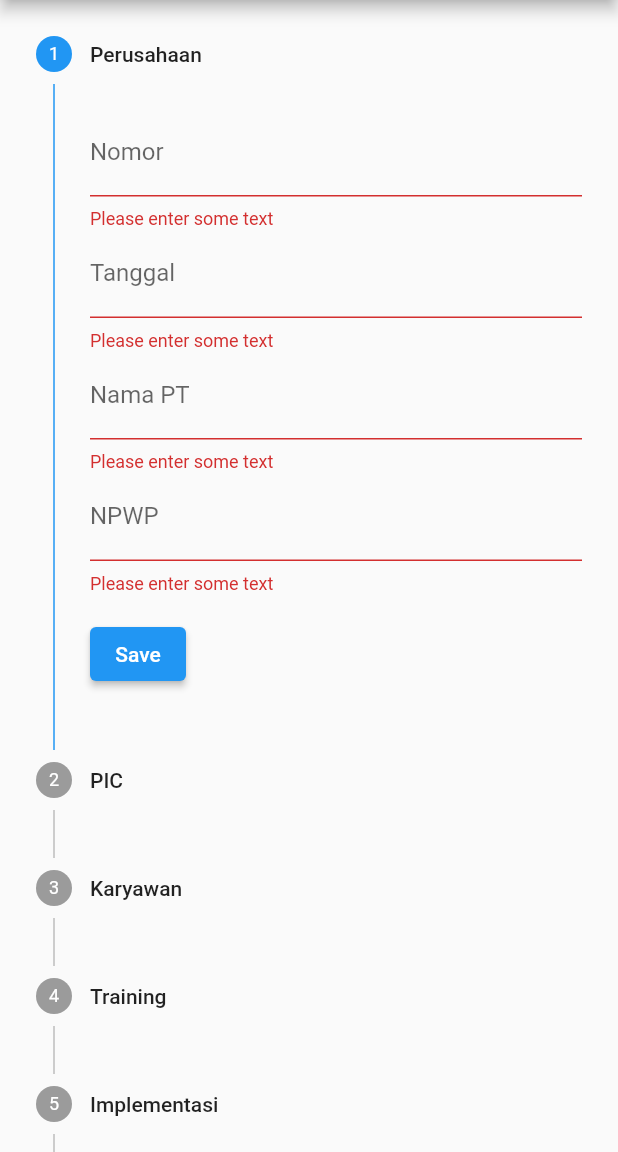
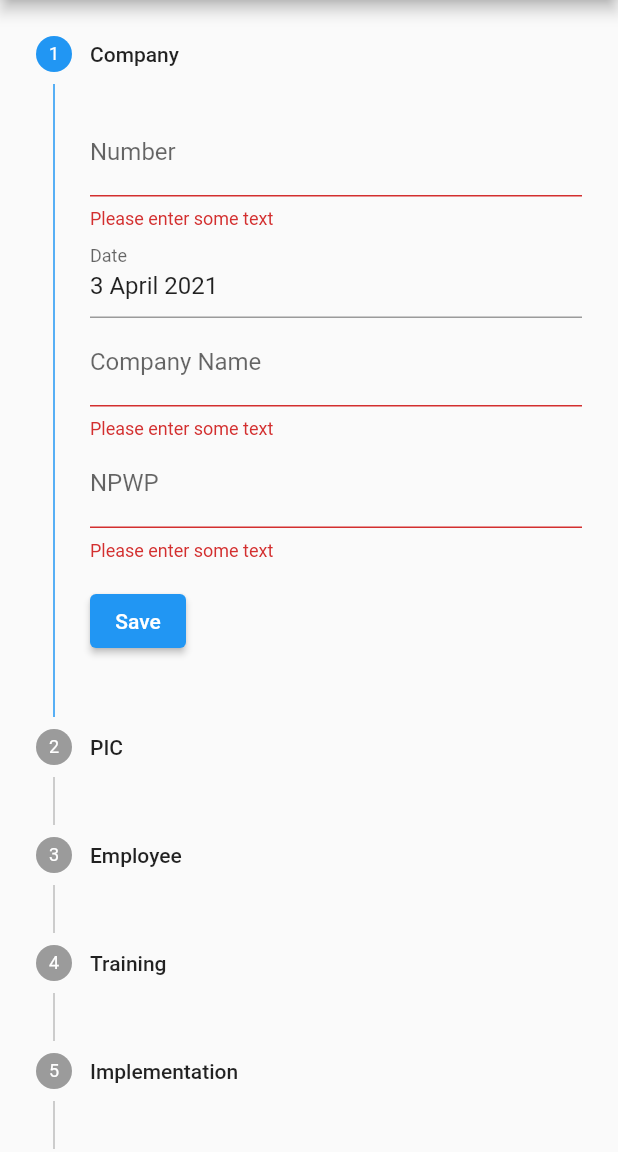
Before and after one commit to wiztensai/pricelist-report-flutter, a Flutter app: the screen it shows after launch, after a tap on "Save", on a phone screen of 412 x 824 dp, the part 84-1236 px from its top. Run offline on Flutter 3.47's test engine with Material 2 defaults, Android fonts, the phone set to English and light mode, and no system bars; our stand-ins replace fluttertoast, pdf; missing offline and left inert: flutter_email_sender, flutter_full_pdf_viewer.

Commit message:
naming normalization

```diff
--- a/lib/app.dart
+++ b/lib/app.dart
@@ -9,6 +9,7 @@ class MyApp extends StatelessWidget {
   @override
   Widget build(BuildContext context) {
     return MaterialApp(
+      debugShowCheckedModeBanner: false,
       title: 'Pricelist Report',
       theme: ThemeData(
         primarySwatch: Colors.blue,
--- a/lib/helper/helper_formula.dart
+++ b/lib/helper/helper_formula.dart
@@ -43,10 +43,24 @@ int finalPrice(int firstPrice, int diskon) {
   }
 }
 
-String currencyFormat(int number) {
+String currencyFormat(int number, {bool noPrefix=false}) {
   if(number != null && number != 0) {
     var f = NumberFormat("#,##0").format(number);
-    return "IDR. "+f.toString();
+
+    if(noPrefix) {
+      return f.toString();
+    } else {
+      return "IDR. "+f.toString();
+    }
+  } else {
+    return "-";
+  }
+}
+
+String discountFormat(int number) {
+  if(number != null && number != 0) {
+    var f = NumberFormat("#,##0").format(number);
+    return "${f.toString()} %";
   } else {
     return "-";
   }
--- a/lib/mpdf/report_pdf.dart
+++ b/lib/mpdf/report_pdf.dart
@@ -5,9 +5,29 @@ import 'package:pdf/widgets.dart';
 import 'package:path_provider/path_provider.dart';
 import 'package:flutter/material.dart' as material;
 import 'package:price_report/model_pricedata.dart';
+import 'package:price_report/helper/helper_formula.dart';
+import 'file:///C:/Users/jetwiz/Documents/Flutter%20Project/price_report/lib/lang/mlocalization.dart';
 
-reportView(context, ModelPriceData data) async {
+reportView(context, ModelPriceData data, String languageCode) async {
   final Document pdf = Document();
+  MLocalizations lang = MLocalizations(material.Locale(languageCode));
+
+  // jika ada keterangan muncul, jika tidak ada, maka field/tempat keterangannya hilang
+  _ket(String key, String value) {
+    if(value.isNotEmpty) {
+      return key+": "+value;
+    } else {
+      return "";
+    }
+  }
+
+  _val(String value) {
+    if(value.isNotEmpty) {
+      return value;
+    } else {
+      return "-";
+    }
+  }
 
   pdf.addPage(Page(
       pageFormat: PdfPageFormat.a4,
@@ -17,44 +37,50 @@ reportView(context, ModelPriceData data) async {
           mainAxisAlignment: MainAxisAlignment.start,
 
           children: [
-            Header(level: 0, text: 'Pricelist Report'),
-            Text("Nomor: ${data.nomor}"),
-            Text("Tanggal: ${data.tanggal}"),
-            Text("Nama PT: ${data.namaPT}"),
-            Text("NPWP: ${data.npwp}"),
+            Header(level: 0, text: '${lang.x("Pricelist Report")}'),
+            Text("${lang.x("Nomor")}: ${_val(data.nomor)}"),
+            Text("${lang.x("Tanggal")}: ${_val(data.tanggal)}"),
+            Text("${lang.x("Nama PT")}: ${_val(data.namaPT)}"),
+            Text("${lang.x("NPWP")}: ${_val(data.npwp)}"),
 
             Padding(padding: const EdgeInsets.all(10)),
-            Text("PIC User: ${data.picUser}"),
-            Text("PIC Position: ${data.picPosition}"),
-            Text("Contact: ${data.contact}"),
-            Text("Email: ${data.email}"),
-            Text("Billing PIC: ${data.billingPic}"),
-            Text("Billing Address: ${data.billingAddress}"),
-            Text("Billing Contact: ${data.billingContact}"),
-            Text("Billing Email: ${data.billingEmail}"),
+            Text("${lang.x("PIC User")}: ${_val(data.picUser)}"),
+            Text("${lang.x("PIC Position")}: ${_val(data.picPosition)}"),
+            Text("${lang.x("Contact")}: ${_val(data.contact)}"),
+            Text("${lang.x("Email")}: ${_val(data.email)}"),
+            Text("${lang.x("Billing PIC")}: ${_val(data.billingPic)}"),
+            Text("${lang.x("Billing Address")}: ${_val(data.billingAddress)}"),
+            Text("${lang.x("Billing Contact")}: ${_val(data.billingContact)}"),
+            Text("${lang.x("Billing Email")}: ${_val(data.billingEmail)}"),
 
             Padding(padding: const EdgeInsets.all(10)),
-            Text("Total Employee: ${data.totalEmployee}"),
-            Text("Diskon Employee: ${data.diskonEmployee}"),
-            Text("Keterangan 1: ${data.ket1}"),
+            Text("${lang.x("Total Employee")}e: ${currencyFormat(data.totalEmployee, noPrefix: true)}"),
+            Text("${lang.x("Diskon Employee")}: ${discountFormat(data.diskonEmployee)}"),
+            Text("${lang.x("Total Harga")}: ${currencyFormat(data.allEmployeePrice)}"),
+            Text("${lang.x("Harga Per-karyawan")}: ${currencyFormat(data.pricePerEmployee)}"),
+            Text("${lang.x("Harga Setelah Diskon")}: ${currencyFormat(data.afterDiscEmployee)}"),
+            Text("${_ket(lang.x("Keterangan 1"), data.ket1)}"),
 
             Padding(padding: const EdgeInsets.all(10)),
-            Text("Harga Training: ${data.hargaTraining}"),
-            Text("Diskon Training: ${data.diskonTraining}"),
-            Text("Keterangan 2: ${data.ket2}"),
+            Text("${lang.x("Harga Training")}: ${currencyFormat(data.hargaTraining)}"),
+            Text("${lang.x("Diskon Training")}: ${discountFormat(data.diskonTraining)}"),
+            Text("${lang.x("Harga Setelah Diskon")}: ${currencyFormat(data.afterDiscTraining)}"),
+            Text("${_ket(lang.x("Keterangan 2"), data.ket2)}"),
 
             Padding(padding: const EdgeInsets.all(10)),
-            Text("Harga Implementasi: ${data.hargaImplementasi}"),
-            Text("Diskon Implementasi: ${data.diskonImplementasi}"),
-            Text("Keterangan 3: ${data.ket3}"),
+            Text("${lang.x("Harga Implementasi")}: ${currencyFormat(data.hargaImplementasi)}"),
+            Text("${lang.x("Diskon Implementasi")}: ${discountFormat(data.diskonImplementasi)}"),
+            Text("${lang.x("Harga Setelah Diskon")}: ${currencyFormat(data.afterDiscImplementasi)}"),
+            Text("${_ket(lang.x("Keterangan 3"), data.ket3)}"),
 
             Padding(padding: const EdgeInsets.all(10)),
-            Text("Harga Modifikasi: ${data.hargaModifikasi}"),
-            Text("Diskon Modifikasi: ${data.diskonModifikasi}"),
-            Text("Keterangan 4: ${data.ket4}"),
+            Text("${lang.x("Harga Modifikasi")}: ${currencyFormat(data.hargaModifikasi)}"),
+            Text("${lang.x("Diskon Modifikasi")}: ${discountFormat(data.diskonModifikasi)}"),
+            Text("${lang.x("Harga Setelah Diskon")}: ${currencyFormat(data.afterDiscModifikasi)}"),
+            Text("${_ket(lang.x("Keterangan 4"), data.ket4)}"),
 
             Padding(padding: const EdgeInsets.all(10)),
-            Text("Email Sales: ${data.emailSales}"),
+            Text("${lang.x("Email Sales")}: ${_val(data.emailSales)}"),
           ]
         ); // Center
       }));
@@ -66,7 +92,7 @@ reportView(context, ModelPriceData data) async {
   await file.writeAsBytes(pdf.save());
   material.Navigator.of(context).push(
     material.MaterialPageRoute(
-      builder: (_) => PdfViewerPage(path: path, data: data),
+      builder: (_) => PdfViewerPage(path: path, data: data, languageCode: languageCode),
     ),
   );
 }
--- a/lib/page_form.dart
+++ b/lib/page_form.dart
@@ -24,20 +24,18 @@ List<GlobalKey<FormState>> formKeys = [
   GlobalKey<FormState>()
 ];
 
-var priceData = ModelPriceData();
-
 class _PageFormState extends State<PageForm> {
   int _currentStep = 0;
   bool complete = false;
-  static const String _currency = "IDR. ";
+  ModelPriceData priceData = ModelPriceData();
 
   List<Map<String, StepState>> stepStates = [
-    {"Perusahaan": StepState.indexed},
+    {"Company": StepState.indexed},
     {"PIC": StepState.indexed},
-    {"Karyawan": StepState.indexed},
+    {"Employee": StepState.indexed},
     {"Training": StepState.indexed},
-    {"Implementasi": StepState.indexed},
-    {"Modifikasi": StepState.indexed},
+    {"Implementation": StepState.indexed},
+    {"Modification": StepState.indexed},
     {"Email Sales": StepState.indexed}
   ];
 
@@ -53,11 +51,37 @@ class _PageFormState extends State<PageForm> {
     setState(() => _currentStep = step);
   }
 
-  TextEditingController totalEmployeeController = TextEditingController(text: notNull_Int(priceData.totalEmployee));
+  TextEditingController totalEmployeeController;
+  TextEditingController tanggalController;
+
+  DateTime selectedDate = DateTime.now();
+
+  _selectDate(BuildContext context) async {
+    final DateTime picked = await showDatePicker(
+      context: context,
+      initialDate: selectedDate,
+      firstDate: DateTime(2000),
+      lastDate: DateTime(2025),
+    );
+    if (picked != null && picked != selectedDate)
+      setState(() {
+        selectedDate = picked;
+        tanggalController.text = _formatDate(selectedDate);
+      });
+  }
+
+  String _formatDate(DateTime dt) {
+    return DateFormat('d MMMM yyyy').format(dt);
+  }
 
   @override
   void initState() {
     super.initState();
+    priceData.tanggal = _formatDate(selectedDate);
+
+    totalEmployeeController =
+        TextEditingController(text: notNull_Int(priceData.totalEmployee));
+    tanggalController = TextEditingController(text: priceData.tanggal);
   }
 
   @override
@@ -66,14 +90,14 @@ class _PageFormState extends State<PageForm> {
       Step(
           state: stepStates[0].values.single,
           isActive: _currentStep == 0,
-          title: const Text("Perusahaan"),
+          title: const Text("Company"),
           content: Form(
             key: formKeys[0],
             child: Column(
               children: <Widget>[
                 TextFormField(
                     initialValue: priceData.nomor,
-                    decoration: InputDecoration(labelText: 'Nomor'),
+                    decoration: InputDecoration(labelText: 'Number'),
                     validator: (value) {
                       if (value == null || value.isEmpty) {
                         return 'Please enter some text';
@@ -86,8 +110,12 @@ class _PageFormState extends State<PageForm> {
                       FilteringTextInputFormatter.digitsOnly
                     ]),
                 TextFormField(
-                    initialValue: priceData.tanggal,
-                    decoration: InputDecoration(labelText: 'Tanggal'),
+                    onTap: () {
+                      _selectDate(context);
+                    },
+                    readOnly: true,
+                    controller: tanggalController,
+                    decoration: InputDecoration(labelText: 'Date'),
                     validator: (value) {
                       if (value == null || value.isEmpty) {
                         return 'Please enter some text';
@@ -97,7 +125,7 @@ class _PageFormState extends State<PageForm> {
                     }),
                 TextFormField(
                     initialValue: priceData.namaPT,
-                    decoration: InputDecoration(labelText: 'Nama PT'),
+                    decoration: InputDecoration(labelText: 'Company Name'),
                     validator: (value) {
                       if (value == null || value.isEmpty) {
                         return 'Please enter some text';
@@ -226,7 +254,7 @@ class _PageFormState extends State<PageForm> {
       Step(
           state: stepStates[2].values.single,
           isActive: _currentStep == 2,
-          title: const Text('Karyawan'),
+          title: const Text('Employee'),
           content: Form(
             key: formKeys[2],
             child: Column(
@@ -235,27 +263,29 @@ class _PageFormState extends State<PageForm> {
               children: <Widget>[
                 TextFormField(
                   controller: totalEmployeeController,
-                  decoration: InputDecoration(labelText: 'Total Employee'),
+                  decoration:
+                      InputDecoration(labelText: 'Total Employee (min. 25)'),
                   keyboardType: TextInputType.number,
                   inputFormatters: <TextInputFormatter>[
                     FilteringTextInputFormatter.digitsOnly,
                     CurrencyInputFormatter(),
                   ],
                   validator: (value) {
-                    if(value == null || value.isEmpty) {
-
+                    if (value == null || value.isEmpty) {
                       setState(() {
                         totalEmployeeController.text = "25";
                         priceData.totalEmployee = 25;
 
-                        priceData.pricePerEmployee = totalPerkaryawan(priceData.totalEmployee);
-                        priceData.allEmployeePrice = priceData.totalEmployee * priceData.pricePerEmployee;
+                        priceData.pricePerEmployee =
+                            totalPerkaryawan(priceData.totalEmployee);
+                        priceData.allEmployeePrice = priceData.totalEmployee *
+                            priceData.pricePerEmployee;
                       });
 
                       return 'Minimal 25 total karyawan';
                     } else {
                       int _value = clearCurrencyFormat(value);
-                      if(_value < 25) {
+                      if (_value < 25) {
                         setState(() {
                           totalEmployeeController.text = "25"; // force text
                         });
@@ -265,15 +295,18 @@ class _PageFormState extends State<PageForm> {
                       }
 
                       setState(() {
-                        priceData.pricePerEmployee = totalPerkaryawan(priceData.totalEmployee);
-                        priceData.allEmployeePrice = priceData.totalEmployee * priceData.pricePerEmployee;
+                        priceData.pricePerEmployee =
+                            totalPerkaryawan(priceData.totalEmployee);
+                        priceData.allEmployeePrice = priceData.totalEmployee *
+                            priceData.pricePerEmployee;
                       });
                     }
                   },
                 ),
                 TextFormField(
                   initialValue: notNull_Int(priceData.diskonEmployee),
-                  decoration: InputDecoration(labelText: 'Diskon Karyawan', suffixText: "%"),
+                  decoration: InputDecoration(
+                      labelText: 'Discount', suffixText: "%"),
                   keyboardType: TextInputType.number,
                   inputFormatters: <TextInputFormatter>[
                     FilteringTextInputFormatter.digitsOnly,
@@ -287,24 +320,29 @@ class _PageFormState extends State<PageForm> {
                     }
 
                     setState(() {
-                      priceData.afterDiscEmployee = finalPrice(priceData.allEmployeePrice, priceData.diskonEmployee);
+                      priceData.afterDiscEmployee = finalPrice(
+                          priceData.allEmployeePrice, priceData.diskonEmployee);
                     });
                   },
                 ),
                 TextFormField(
-                  decoration: InputDecoration(labelText: 'Keterangan 1'),
+                  decoration: InputDecoration(labelText: 'Additional Information 1'),
                 ),
                 Padding(
                   padding: EdgeInsets.fromLTRB(0, 16, 0, 8),
-                  child: Text("Harga: ${currencyFormat(priceData.allEmployeePrice)}", style: TextStyle()),
+                  child: Text(
+                      "Total Price: ${currencyFormat(priceData.allEmployeePrice)}",
+                      style: TextStyle()),
                 ),
                 Padding(
                   padding: EdgeInsets.fromLTRB(0, 8, 0, 8),
-                  child: Text("Harga Perkaryawan: ${currencyFormat(priceData.pricePerEmployee)}"),
+                  child: Text(
+                      "Price per-Employee: ${currencyFormat(priceData.pricePerEmployee)}"),
                 ),
                 Padding(
                   padding: EdgeInsets.fromLTRB(0, 8, 0, 0),
-                  child: Text("Setelah Diskon: ${currencyFormat(priceData.afterDiscEmployee)}"),
+                  child: Text(
+                      "Price after Discount: ${currencyFormat(priceData.afterDiscEmployee)}"),
                 ),
               ],
             ),
@@ -321,7 +359,8 @@ class _PageFormState extends State<PageForm> {
               children: <Widget>[
                 TextFormField(
                   initialValue: notNull_Int(priceData.hargaTraining),
-                  decoration: InputDecoration(labelText: 'Harga Training', prefixText: "IDR. "),
+                  decoration: InputDecoration(
+                      labelText: 'Training Price', prefixText: "IDR. "),
                   keyboardType: TextInputType.number,
                   inputFormatters: <TextInputFormatter>[
                     FilteringTextInputFormatter.digitsOnly,
@@ -338,7 +377,8 @@ class _PageFormState extends State<PageForm> {
                 ),
                 TextFormField(
                   initialValue: notNull_Int(priceData.diskonTraining),
-                  decoration: InputDecoration(labelText: 'Diskon Training', suffixText: "%"),
+                  decoration: InputDecoration(
+                      labelText: 'Discount', suffixText: "%"),
                   keyboardType: TextInputType.number,
                   inputFormatters: <TextInputFormatter>[
                     FilteringTextInputFormatter.digitsOnly,
@@ -352,15 +392,17 @@ class _PageFormState extends State<PageForm> {
                     }
 
                     setState(() {
-                      priceData.afterDiscTraining = finalPrice(priceData.hargaTraining, priceData.diskonTraining);
+                      priceData.afterDiscTraining = finalPrice(
+                          priceData.hargaTraining, priceData.diskonTraining);
                     });
                   },
                 ),
                 TextFormField(
-                  decoration: InputDecoration(labelText: 'Keterangan 2'),
+                  decoration: InputDecoration(labelText: 'Additional Information 2'),
                 ),
                 Padding(
-                  child: Text("Total Harga Training: ${currencyFormat(priceData.afterDiscTraining)}"),
+                  child: Text(
+                      "Total Training Price: ${currencyFormat(priceData.afterDiscTraining)}"),
                   padding: EdgeInsets.fromLTRB(0, 16, 0, 8),
                 )
               ],
@@ -369,7 +411,7 @@ class _PageFormState extends State<PageForm> {
       Step(
           state: stepStates[4].values.single,
           isActive: _currentStep == 4,
-          title: const Text('Implementasi'),
+          title: const Text('Implementation'),
           content: Form(
             key: formKeys[4],
             child: Column(
@@ -378,7 +420,8 @@ class _PageFormState extends State<PageForm> {
               children: <Widget>[
                 TextFormField(
                   initialValue: notNull_Int(priceData.hargaImplementasi),
-                  decoration: InputDecoration(labelText: 'Harga Implementasi', prefixText: "IDR. "),
+                  decoration: InputDecoration(
+                      labelText: 'Implementation Price', prefixText: "IDR. "),
                   keyboardType: TextInputType.number,
                   inputFormatters: <TextInputFormatter>[
                     FilteringTextInputFormatter.digitsOnly,
@@ -395,8 +438,8 @@ class _PageFormState extends State<PageForm> {
                 ),
                 TextFormField(
                   initialValue: notNull_Int(priceData.diskonImplementasi),
-                  decoration:
-                      InputDecoration(labelText: 'Diskon Implementation', suffixText: "%"),
+                  decoration: InputDecoration(
+                      labelText: 'Discount', suffixText: "%"),
                   keyboardType: TextInputType.number,
                   inputFormatters: <TextInputFormatter>[
                     FilteringTextInputFormatter.digitsOnly,
@@ -410,15 +453,18 @@ class _PageFormState extends State<PageForm> {
                     }
 
                     setState(() {
-                      priceData.afterDiscImplementasi = finalPrice(priceData.hargaImplementasi, priceData.diskonImplementasi);
+                      priceData.afterDiscImplementasi = finalPrice(
+                          priceData.hargaImplementasi,
+                          priceData.diskonImplementasi);
                     });
                   },
                 ),
                 TextFormField(
-                  decoration: InputDecoration(labelText: 'Keterangan 3'),
+                  decoration: InputDecoration(labelText: 'Additional Information 3'),
                 ),
                 Padding(
-                  child: Text("Total Harga Implementasi: ${currencyFormat(priceData.afterDiscImplementasi)}"),
+                  child: Text(
+                      "Implementation Total Price: ${currencyFormat(priceData.afterDiscImplementasi)}"),
                   padding: EdgeInsets.fromLTRB(0, 16, 0, 8),
                 )
               ],
@@ -427,7 +473,7 @@ class _PageFormState extends State<PageForm> {
       Step(
           state: stepStates[5].values.single,
           isActive: _currentStep == 5,
-          title: const Text('Modifikasi'),
+          title: const Text('Modification'),
           content: Form(
             key: formKeys[5],
             child: Column(
@@ -436,7 +482,8 @@ class _PageFormState extends State<PageForm> {
               children: <Widget>[
                 TextFormField(
                   initialValue: notNull_Int(priceData.hargaModifikasi),
-                  decoration: InputDecoration(labelText: 'Harga Modifikasi', prefixText: "IDR. "),
+                  decoration: InputDecoration(
+                      labelText: 'Modification Price', prefixText: "IDR. "),
                   keyboardType: TextInputType.number,
                   inputFormatters: <TextInputFormatter>[
                     FilteringTextInputFormatter.digitsOnly,
@@ -453,7 +500,8 @@ class _PageFormState extends State<PageForm> {
                 ),
                 TextFormField(
                   initialValue: notNull_Int(priceData.diskonModifikasi),
-                  decoration: InputDecoration(labelText: 'Diskon Modifikasi', suffixText: '%'),
+                  decoration: InputDecoration(
+                      labelText: 'Discount', suffixText: '%'),
                   keyboardType: TextInputType.number,
                   inputFormatters: <TextInputFormatter>[
                     FilteringTextInputFormatter.digitsOnly,
@@ -467,15 +515,18 @@ class _PageFormState extends State<PageForm> {
                     }
 
                     setState(() {
-                      priceData.afterDiscModifikasi = finalPrice(priceData.hargaModifikasi, priceData.diskonModifikasi);
+                      priceData.afterDiscModifikasi = finalPrice(
+                          priceData.hargaModifikasi,
+                          priceData.diskonModifikasi);
                     });
                   },
                 ),
                 TextFormField(
-                  decoration: InputDecoration(labelText: 'Keterangan 4'),
+                  decoration: InputDecoration(labelText: 'Additional Information 4'),
                 ),
                 Padding(
-                  child: Text("Total Harga Modifikasi: ${currencyFormat(priceData.afterDiscModifikasi)}"),
+                  child: Text(
+                      "Modification Total Price: ${currencyFormat(priceData.afterDiscModifikasi)}"),
                   padding: EdgeInsets.fromLTRB(0, 16, 0, 8),
                 )
               ],
@@ -553,17 +604,15 @@ class _PageFormState extends State<PageForm> {
                 });
 
                 DialogUtils.showCustomDialog(context, notFinishForm,
-                    onSubmit: () {
-                  reportView(context, priceData);
+                    onSubmit: (langCode) {
+                  reportView(context, priceData, langCode);
                 });
               },
               style: ElevatedButton.styleFrom(shadowColor: Colors.transparent),
               child: Text("FINISH"))
         ],
       ),
-      body: Column(children: <Widget>[
-        Expanded(
-          child: Stepper(
+      body: Stepper(
         steps: steps,
         type: StepperType.vertical,
         currentStep: _currentStep,
@@ -589,7 +638,7 @@ class _PageFormState extends State<PageForm> {
                 ),
               ],
             );
-              } else if( _currentStep >= 2 &&  _currentStep <= 5) {
+          } else if (_currentStep >= 2 && _currentStep <= 5) {
             return Row(
               children: <Widget>[
                 Container(
@@ -613,7 +662,7 @@ class _PageFormState extends State<PageForm> {
                     child: Text("Calculate"),
                     style: ButtonStyle(
                         backgroundColor:
-                            MaterialStateProperty.all(Colors.green)),
+                        MaterialStateProperty.all(Colors.lightGreen)),
                   ),
                 ),
                 Container(
@@ -656,8 +705,6 @@ class _PageFormState extends State<PageForm> {
           }
         },
       ),
-        ),
-      ]),
     );
   }
 }
```
Also changed, not shown: lib/dialog_finish.dart (+33 -20 lines), lib/lang/mlocalization.dart (added, +95 -0 lines), lib/mpdf/pdf_viewer_page.dart (+6 -2 lines). Lines whose indentation alone changed are shown as unchanged.
